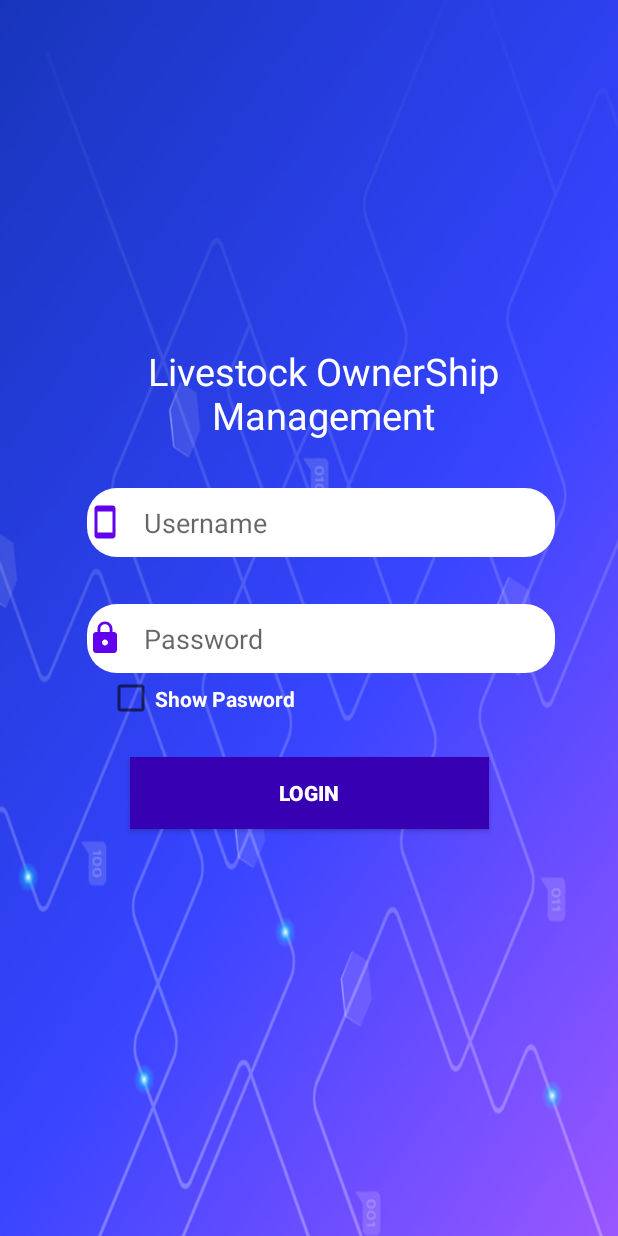
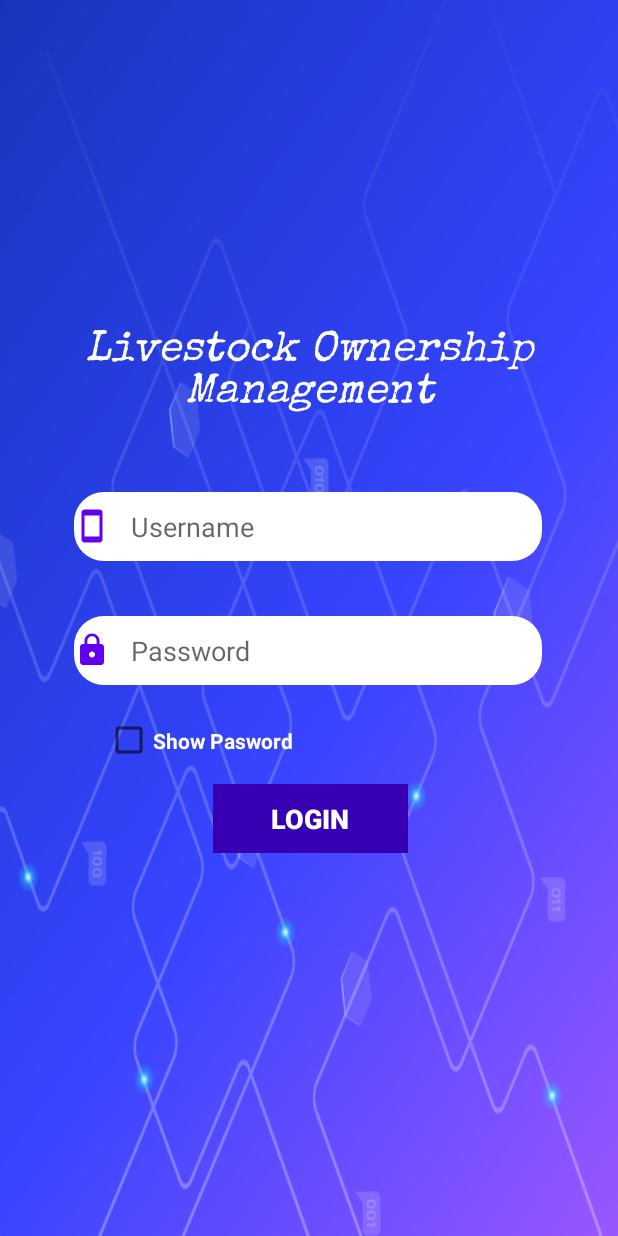
Before and after one commit to vels2000/WARSS, an Android app: the login screen opened directly, with no data from a screen before it, on a phone screen of 412 x 824 dp. Run offline under Robolectric (Android 15) with nearby library versions, the phone set to English and light mode, and no system bars.

Commit message:
Update via VCS

```diff
--- a/app/src/main/AndroidManifest.xml
+++ b/app/src/main/AndroidManifest.xml
@@ -32,6 +32,10 @@
                 <category android:name="android.intent.category.LAUNCHER" />
             </intent-filter>
         </activity>
+
+        <meta-data
+            android:name="preloaded_fonts"
+            android:resource="@array/preloaded_fonts" />
     </application>
 
 </manifest>
--- a/app/src/main/res/layout/activity_login.xml
+++ b/app/src/main/res/layout/activity_login.xml
@@ -8,28 +8,21 @@
     tools:context=".login">
 
     <androidx.constraintlayout.widget.ConstraintLayout
-        android:layout_width="382dp"
-        android:layout_height="561dp"
-        android:layout_gravity="center_horizontal|center_vertical"
+        android:layout_width="0dp"
+        android:layout_height="0dp"
+        android:layout_gravity="center"
         android:orientation="vertical"
         app:layout_constraintBottom_toBottomOf="parent"
         app:layout_constraintEnd_toEndOf="parent"
-        app:layout_constraintHorizontal_bias="0.482"
+        app:layout_constraintHorizontal_bias="0.478"
         app:layout_constraintStart_toStartOf="parent"
         app:layout_constraintTop_toTopOf="parent"
-        app:layout_constraintVertical_bias="0.794">
+        app:layout_constraintVertical_bias="0.792">
 
         <EditText
             android:id="@+id/uname"
             android:layout_width="312dp"
             android:layout_height="46dp"
-            android:layout_alignParentStart="true"
-            android:layout_alignParentLeft="true"
-            android:layout_alignParentTop="true"
-            android:layout_alignParentEnd="true"
-            android:layout_alignParentRight="true"
-            android:layout_alignParentBottom="true"
-            android:layout_centerInParent="true"
             android:background="@drawable/edit_round"
             android:drawableLeft="@drawable/phone"
             android:hint="   Username"
@@ -37,22 +30,15 @@
             android:textColor="@color/colorPrimaryDark"
             app:layout_constraintBottom_toBottomOf="parent"
             app:layout_constraintEnd_toEndOf="parent"
-            app:layout_constraintHorizontal_bias="0.615"
+            app:layout_constraintHorizontal_bias="0.494"
             app:layout_constraintStart_toStartOf="parent"
             app:layout_constraintTop_toTopOf="parent"
-            app:layout_constraintVertical_bias="0.226"></EditText>
+            app:layout_constraintVertical_bias="0.422"></EditText>
 
         <EditText
             android:id="@+id/password"
             android:layout_width="312dp"
             android:layout_height="46dp"
-            android:layout_alignParentStart="true"
-            android:layout_alignParentLeft="true"
-            android:layout_alignParentTop="true"
-            android:layout_alignParentEnd="true"
-            android:layout_alignParentRight="true"
-            android:layout_alignParentBottom="true"
-            android:layout_centerInParent="true"
             android:background="@drawable/edit_round"
             android:drawableLeft="@drawable/ic_baseline_lock_24"
             android:hint="   Password"
@@ -60,20 +46,22 @@
             android:textColor="@color/colorPrimaryDark"
             app:layout_constraintBottom_toBottomOf="parent"
             app:layout_constraintEnd_toEndOf="parent"
-            app:layout_constraintHorizontal_bias="0.615"
+            app:layout_constraintHorizontal_bias="0.494"
             app:layout_constraintStart_toStartOf="parent"
             app:layout_constraintTop_toBottomOf="@id/uname"
-            app:layout_constraintVertical_bias="0.088"></EditText>
+            app:layout_constraintVertical_bias="0.09"></EditText>
 
         <Button
             android:id="@+id/button2"
-            android:layout_width="239dp"
-            android:layout_height="wrap_content"
+            style="@style/Widget.AppCompat.Button.Borderless"
+            android:layout_width="130dp"
+            android:layout_height="46dp"
             android:layout_gravity="center"
             android:background="@color/colorPrimaryDark"
             android:onClick="loginfunction"
             android:text="Login"
             android:textColor="@color/white"
+            android:textSize="18sp"
             android:textStyle="bold"
             app:layout_constraintBottom_toBottomOf="parent"
             app:layout_constraintEnd_toEndOf="parent"
@@ -82,21 +70,24 @@
             app:layout_constraintTop_toBottomOf="@id/password"
             app:layout_constraintVertical_bias="0.205" />
 
+
         <TextView
             android:id="@+id/textView4"
-            android:layout_width="315dp"
-            android:layout_height="70dp"
+            android:layout_width="0dp"
+            android:layout_height="wrap_content"
             android:gravity="center"
-            android:text="Livestock OwnerShip Management"
+            android:text="Livestock Ownership Management"
+            android:textAllCaps="false"
             android:textColor="@color/white"
-            android:textSize="25dp"
+            android:textSize="28sp"
+            android:textStyle="italic"
+            app:fontFamily="@font/special_elite"
             app:layout_constraintBottom_toBottomOf="parent"
             app:layout_constraintEnd_toEndOf="parent"
-            app:layout_constraintHorizontal_bias="0.645"
+            app:layout_constraintHorizontal_bias="0.0"
             app:layout_constraintStart_toStartOf="parent"
             app:layout_constraintTop_toTopOf="parent"
-            app:layout_constraintVertical_bias="0.038" />
-
+            app:layout_constraintVertical_bias="0.28" />
 
         <CheckBox
             android:id="@+id/checkBox"
@@ -107,10 +98,10 @@
             android:textStyle="bold"
             app:layout_constraintBottom_toBottomOf="parent"
             app:layout_constraintEnd_toEndOf="parent"
-            app:layout_constraintHorizontal_bias="0.255"
+            app:layout_constraintHorizontal_bias="0.277"
             app:layout_constraintStart_toStartOf="parent"
             app:layout_constraintTop_toTopOf="parent"
-            app:layout_constraintVertical_bias="0.455" />
+            app:layout_constraintVertical_bias="0.603" />
 
     </androidx.constraintlayout.widget.ConstraintLayout>
 
--- a/app/src/main/res/layout/activity_main.xml
+++ b/app/src/main/res/layout/activity_main.xml
@@ -6,15 +6,13 @@
     android:layout_height="match_parent"
     android:background="@color/white"
     tools:context=".MainActivity">
+
     <ImageView
         android:id="@+id/imageView3"
-        android:layout_width="402dp"
-        android:layout_height="332dp"
-        android:layout_alignParentStart="true"
-        android:layout_alignParentLeft="true"
-        android:layout_alignParentTop="true"
-        android:layout_alignParentEnd="true"
-        android:layout_alignParentRight="true"
+        android:layout_width="260dp"
+        android:layout_height="240dp"
+        android:contentDescription="@string/warsslogo"
+        android:foregroundGravity="center"
         app:layout_constraintBottom_toBottomOf="parent"
         app:layout_constraintEnd_toEndOf="parent"
         app:layout_constraintStart_toStartOf="parent"
--- a/app/src/main/res/values/strings.xml
+++ b/app/src/main/res/values/strings.xml
@@ -1,3 +1,4 @@
 <resources>
     <string name="app_name">WARRS</string>
+    <string name="warsslogo">TODO</string>
 </resources>
```
Also changed, not shown: app/src/main/res/font/special_elite.ttf (added).
